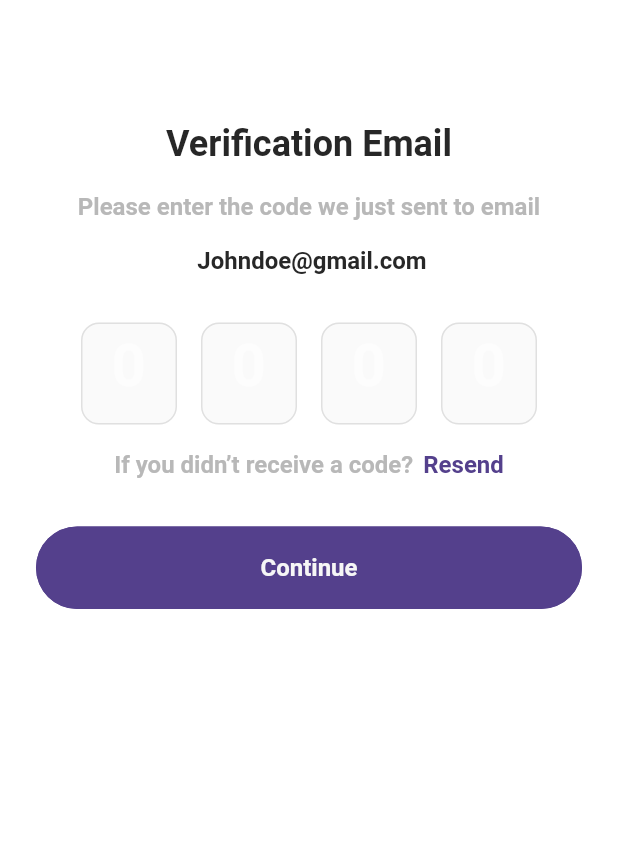
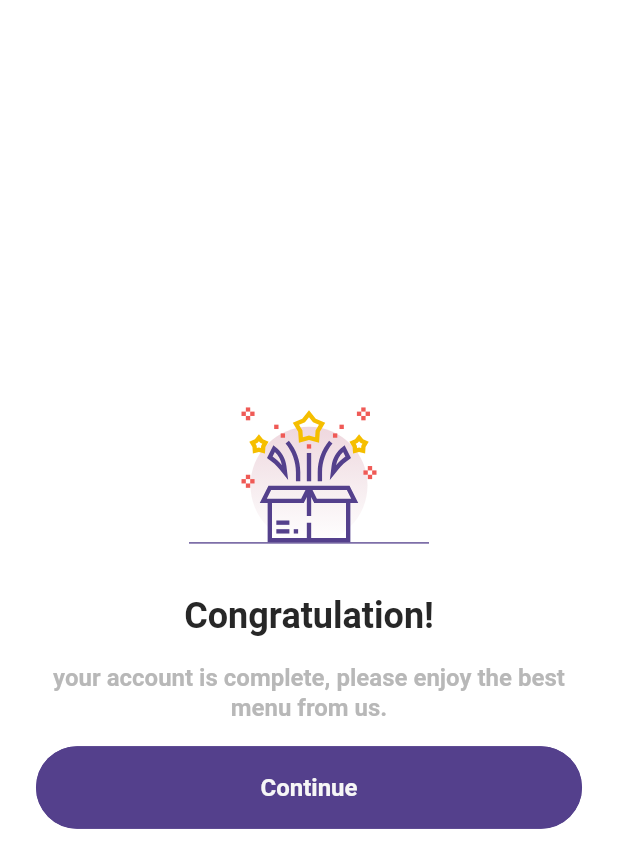
Before and after one commit to Ahsan-mw/Books-Mobile-App-, a Flutter app: the screen it shows after launch, on a phone screen of 412 x 824 dp. Shown: the top 868 px of the screen. Run offline on Flutter 3.47's test engine with Material 3 defaults, Android fonts, the phone set to English and light mode, and no system bars; our stand-ins replace flutter_riverpod, flutter_svg, smooth_page_indicator; Roboto replaces fonts that are missing (Poppins).

Commit message:
add all verification screens

```diff
--- a/lib/app.dart
+++ b/lib/app.dart
@@ -1,6 +1,9 @@
 import 'package:books_mobile_app/core/utils/theme/theme.dart';
+import 'package:books_mobile_app/features/auth/presentation/screens/add_phone_number.dart';
+import 'package:books_mobile_app/features/auth/presentation/screens/phone_number_verification_screen.dart';
 import 'package:books_mobile_app/features/auth/presentation/screens/sign_in_screen.dart';
 import 'package:books_mobile_app/features/auth/presentation/screens/sign_up_screen.dart';
+import 'package:books_mobile_app/features/auth/presentation/screens/sucess_verification_screen.dart';
 import 'package:books_mobile_app/features/auth/presentation/screens/verification_screen.dart';
 import 'package:books_mobile_app/features/onboarding/presentation/screen/onboarding_screen.dart';
 
@@ -14,7 +17,7 @@ class MyApp extends StatelessWidget {
     return MaterialApp(
       theme:MobileAppTheme.lightTheme,
       debugShowCheckedModeBanner: false,
-      home: VerificationScreen(),
+      home: SucessVerificationScreen(),
     );
   }
 }
--- /dev/null
+++ b/lib/features/auth/presentation/screens/sucess_verification_screen.dart
@@ -0,0 +1,54 @@
+import 'package:books_mobile_app/core/utils/constants/app_colors.dart';
+import 'package:books_mobile_app/core/utils/constants/app_sizes.dart';
+import 'package:books_mobile_app/generated/assets.dart';
+import 'package:flutter/cupertino.dart';
+import 'package:flutter/material.dart';
+import 'package:flutter_svg/svg.dart';
+
+class SucessVerificationScreen extends StatelessWidget {
+  const SucessVerificationScreen({super.key});
+
+  @override
+  Widget build(BuildContext context) {
+    return Scaffold(
+      body: Padding(padding: EdgeInsets.all(AppSizes.defaultSpace),
+      child: Center(
+        child: Column(
+          mainAxisSize: MainAxisSize.min,
+          children: [
+            SvgPicture.asset(
+              Assets.svgSucessPageImg
+            ),
+            SizedBox(
+              height: AppSizes.spaceBtwSections,
+            ),
+            Text("Congratulation!",style: Theme.of(context).textTheme.headlineMedium,),
+            SizedBox(
+              height: AppSizes.spaceBtwItems,
+
+            ),
+            Text("your account is complete, please enjoy the best menu from us.",style: Theme.of(context).textTheme.titleLarge!.copyWith(
+                  color: AppColors.textLightGreyColor,
+              ),
+              textAlign: TextAlign.center,),
+
+            SizedBox(
+              height: AppSizes.spaceBtwItems,
+            ),
+            SizedBox(
+              width: double.infinity,
+              child: ElevatedButton(
+                onPressed: () {},
+                child: Text("Continue"),
+              ),
+            ),
+
+
+          ],
+        ),
+      ),
+
+      ),
+    );
+  }
+}
--- a/lib/res/assets_res.dart
+++ b/lib/res/assets_res.dart
@@ -13,4 +13,5 @@ class AssetsRes {
   static const String ONBOOARDIGIMG1 = 'assets/images/onboarding/onbooardigimg1.png';
   static const String ONBOOARDIGIMG2 = 'assets/images/onboarding/onbooardigimg2.png';
   static const String ONBOOARDIGIMG3 = 'assets/images/onboarding/onbooardigimg3.png';
+  static const String SUCESSPAGEIMG = 'assets/images/svg/sucessPageImg.svg';
 }
--- a/pubspec.yaml
+++ b/pubspec.yaml
@@ -96,10 +96,11 @@ flutter:
   # For details regarding fonts from package dependencies,
   # see https://flutter.dev/to/font-from-package
   assets:
+    - assets/images/icons/
     - assets/images/icons/appleIcon.svg
     - assets/images/icons/googleIcon.svg
     - assets/images/onboarding/
     - assets/images/onboarding/onbooardigimg1.png
     - assets/images/onboarding/onbooardigimg2.png
     - assets/images/onboarding/onbooardigimg3.png
-    - assets/images/icons/
+    - assets/images/svg/sucessPageImg.svg
```
Also changed, not shown: lib/features/auth/presentation/screens/add_phone_number.dart (added, +74 -0 lines), lib/features/auth/presentation/screens/phone_number_verification_screen.dart (+211 -0 lines), assets/images/svg/sucessPageImg.svg (added), lib/generated/assets.dart.
